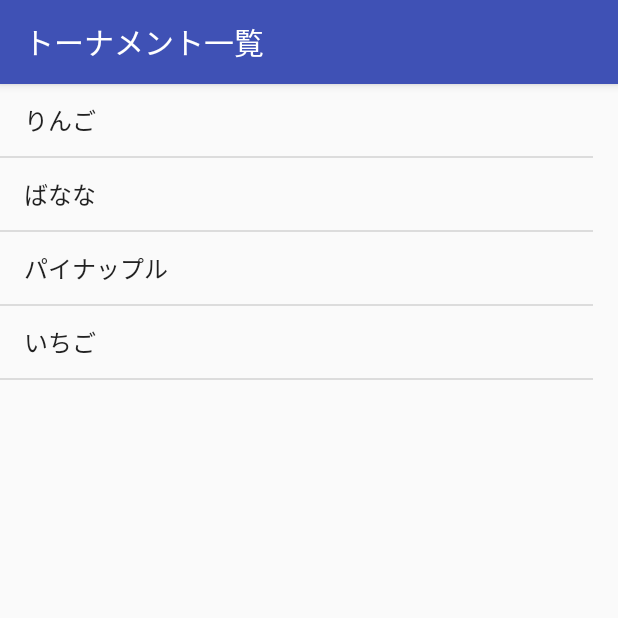
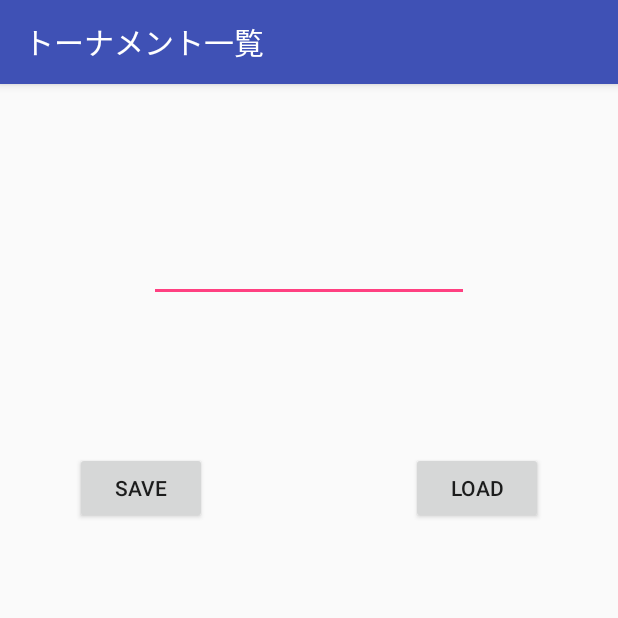
Before and after one commit to mori-mori/TScoreProject, an Android app: the screen it shows after launch (MainActivity), on a phone screen of 412 x 824 dp, the top half of it. Run offline under Robolectric (Android 15) with nearby library versions, the phone set to English and light mode, and no system bars.

Commit message:
端末ファイル読み書きできた

```diff
--- a/TScoreForAndroid/app/src/main/java/com/morimori/tscore/GameDataManager.java
+++ b/TScoreForAndroid/app/src/main/java/com/morimori/tscore/GameDataManager.java
@@ -1,6 +1,15 @@
 package com.morimori.tscore;
 
+import android.app.Activity;
+import android.content.Context;
+
+import java.io.File;
 import java.util.ArrayList;
+import java.io.BufferedReader;
+import java.io.FileInputStream;
+import java.io.FileOutputStream;
+import java.io.IOException;
+import java.io.InputStreamReader;
 
 /**
  * Created by tatsunori on 2017/06/22.
@@ -12,17 +21,93 @@ public class GameDataManager
 
 	public ArrayList<GameDate> gameArrayList = new ArrayList<>();
 
-	public void LoadGameList()
+	FileInputStream fileInputStream;
+
+	Context actyveContext;
+
+	private String textFileName = "gameList.csv";
+
+	public String LoadGameList(Context context)
 	{
+
+
+		FileInputStream fileInputStream;
+		String text = null;
+
+		actyveContext = context;
+
+		File file = context.getFileStreamPath(textFileName);
+		boolean isExists = file.exists();
+
+
+		if (!isExists)
+		{
+			return text;
+		}
+
+
+
+
+		try {
+			fileInputStream = actyveContext.openFileInput(textFileName);
+			String lineBuffer = null;
+
+			BufferedReader reader= new BufferedReader(new InputStreamReader(fileInputStream,"UTF-8"));
+			while( (lineBuffer = reader.readLine()) != null ) {
+				text = lineBuffer ;
+			}
+		} catch (IOException e) {
+			e.printStackTrace();
+		}
+
+		return text;
+
+		//gameArrayList.clear();
+
 
 	}
 
-	public void UpdateCSVFile()
+	public void UpdateCSVFile(String str)
 	{
+//		 String line = new String();
+//
+//		for (GameDate item : GameDataManager.sharedInstance.gameArrayList)
+//		{
+//			line = line + item.gameName.toString();
+//
+//		}
+//
+//		String text = null;
+//
+//		try {
+//			//fileInputStream = openFileInput(file);
+//			String lineBuffer = null;
+//
+//			BufferedReader reader= new BufferedReader(new InputStreamReader(fileInputStream,"UTF-8"));
+//			while( (lineBuffer = reader.readLine()) != null ) {
+//				text = lineBuffer ;
+//			}
+//		} catch (IOException e) {
+//			e.printStackTrace();
+//		}
+
+
+		FileOutputStream fileOutputstream = null;
+
+		try {
+			fileOutputstream =  actyveContext.openFileOutput(textFileName, Context.MODE_PRIVATE);
+			fileOutputstream.write(str.getBytes());
+		} catch (IOException e) {
+			e.printStackTrace();
+		}
+
+
 
 	}
+}
 
-	public class GameDate
+
+class GameDate
 {
 	String gameName; // 試合名
 	String gameDate; // 試合日
@@ -64,4 +149,3 @@ public class GameDataManager
 		remark = gameInfomation[16];
 	}
 }
-}
--- a/TScoreForAndroid/app/src/main/java/com/morimori/tscore/MainActivity.java
+++ b/TScoreForAndroid/app/src/main/java/com/morimori/tscore/MainActivity.java
@@ -1,14 +1,26 @@
 package com.morimori.tscore;
 
+import android.content.Context;
 import android.support.v7.app.AppCompatActivity;
 import android.os.Bundle;
 import android.widget.ArrayAdapter;
+import android.widget.EditText;
 import android.widget.ListView;
+import android.widget.Button;
+import android.view.View;
 
-public class MainActivity extends AppCompatActivity
+import java.io.File;
+import java.io.OutputStreamWriter;
+
+import java.io.FileOutputStream;
+import java.io.IOException;
+
+public class MainActivity extends AppCompatActivity implements View.OnClickListener
 {
 	ListView listView;
 	private static final String[] foods = {"りんご", "ばなな", "パイナップル", "いちご"};
+
+	EditText test;
 
 	@Override
 	protected void onCreate(Bundle savedInstanceState)
@@ -16,10 +28,67 @@ public class MainActivity extends AppCompatActivity
 		super.onCreate(savedInstanceState);
 		setContentView(R.layout.activity_main);
 
-		listView = (ListView)findViewById(R.id.gameList);
+		//listView = (ListView)findViewById(R.id.gameList);
 
-		ArrayAdapter<String> arrayAdapter = new ArrayAdapter<String>(this, android.R.layout.simple_list_item_1, foods);
+//		ArrayAdapter<String> arrayAdapter = new ArrayAdapter<String>(this, android.R.layout.simple_list_item_1, foods);
+//
+//		listView.setAdapter(arrayAdapter);
 
-		listView.setAdapter(arrayAdapter);
+
+		GameDataManager.sharedInstance.LoadGameList(getBaseContext());
+
+		 test = (EditText)findViewById(R.id.testText);
+
+		//Button saveButton = (Button)findViewById(R.id.saveButton);
+
+		findViewById(R.id.saveButton).setOnClickListener(this);
+
+		findViewById(R.id.loadButton).setOnClickListener(this);
+
+
+		//		// ボタンがクリックされた時に呼び出されるコールバックリスナーを登録します
+//		saveButton.setOnClickListener(new View.OnClickListener() {
+//			@Override
+//			public void onClick(View v) {
+//
+//				//GameDataManager.sharedInstance.UpdateCSVFile(test.getText().toString());
+//			}
+//		});
+
+
+		//Button loadButton = (Button)findViewById(R.id.loadButton);
+
+
+//		// ボタンがクリックされた時に呼び出されるコールバックリスナーを登録します
+//		loadButton.setOnClickListener(new View.OnClickListener() {
+//			@Override
+//			public void onClick(View v) {
+//
+//				//GameDataManager.sharedInstance.LoadGameList(getBaseContext());
+//			}
+//		});
+
+
+		GameDataManager.sharedInstance.LoadGameList(getBaseContext());
+
 	}
+
+	@Override
+	public void onClick(View view)
+	{
+		if (view.getId() == R.id.saveButton)
+		{
+			 GameDataManager.sharedInstance.UpdateCSVFile(test.getText().toString());
+		}
+		else
+		{
+			String edittxt = GameDataManager.sharedInstance.LoadGameList(getBaseContext());
+			test.setText(edittxt);
+		}
+
+
+	}
+
+
+
 }
--- a/TScoreForAndroid/app/src/main/res/layout/activity_main.xml
+++ b/TScoreForAndroid/app/src/main/res/layout/activity_main.xml
@@ -7,10 +7,38 @@
     android:layout_height="match_parent"
     tools:context="com.morimori.tscore.MainActivity">
 
-    <ListView
-        android:id="@+id/gameList"
-        android:layout_width="395dp"
-        android:layout_height="587dp"
-        tools:layout_editor_absoluteX="8dp"
-        tools:layout_editor_absoluteY="8dp"/>
+    <Button
+        android:id="@+id/saveButton"
+        android:layout_width="wrap_content"
+        android:layout_height="wrap_content"
+        android:layout_marginLeft="50dp"
+        android:layout_marginTop="100dp"
+        android:text="save"
+        app:layout_constraintLeft_toLeftOf="parent"
+        app:layout_constraintTop_toBottomOf="@+id/testText"
+        />
+
+    <EditText
+        android:id="@+id/testText"
+        android:layout_width="wrap_content"
+        android:layout_height="wrap_content"
+        android:layout_marginLeft="8dp"
+        android:layout_marginRight="8dp"
+        android:layout_marginTop="100dp"
+        android:ems="10"
+        android:inputType="textPersonName"
+        app:layout_constraintLeft_toLeftOf="parent"
+        app:layout_constraintRight_toRightOf="parent"
+        app:layout_constraintTop_toTopOf="parent"/>
+
+    <Button
+        android:id="@+id/loadButton"
+        android:layout_width="wrap_content"
+        android:layout_height="wrap_content"
+        android:layout_marginRight="50dp"
+        android:layout_marginTop="100dp"
+        android:text="load"
+        app:layout_constraintRight_toRightOf="parent"
+        app:layout_constraintTop_toBottomOf="@+id/testText"/>
+
 </android.support.constraint.ConstraintLayout>
```
Also changed, not shown: 1 other file. Lines whose indentation alone changed are shown as unchanged.
